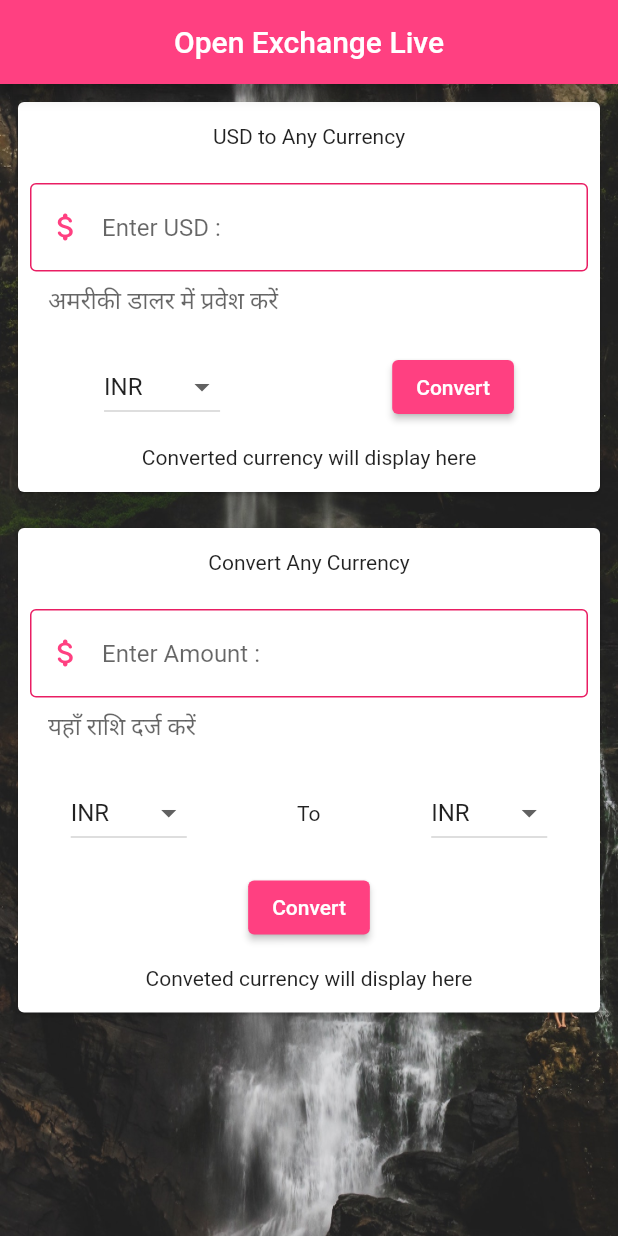
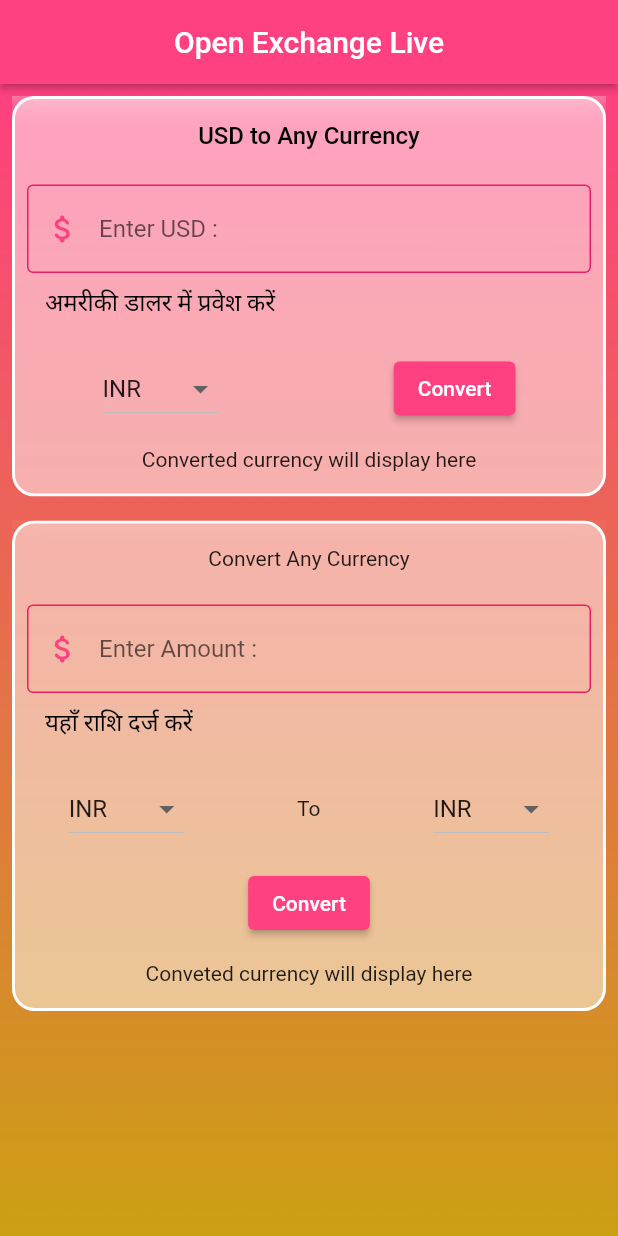
Before and after one commit to bhuvabhavik/Open-Exchange-Flutter, a Flutter app: the screen it shows after launch, on a phone screen of 412 x 824 dp. Run offline on Flutter 3.47's test engine with Material 2 defaults, Android fonts, the phone set to English and light mode, and no system bars.

Commit message:
implemented glassomorphism

```diff
--- a/lib/HomePage.dart
+++ b/lib/HomePage.dart
@@ -1,3 +1,5 @@
+import 'dart:ui';
+
 import 'package:flutter/material.dart';
 import 'constants.dart';
 
@@ -51,6 +53,7 @@ class _HomePageState extends State<HomePage> {
             child: Text("Open Exchange Live"),
           ),
           backgroundColor: Colors.pinkAccent,
+          elevation: 2,
         ),
         body: SingleChildScrollView(
           child: Container(
@@ -58,23 +61,36 @@ class _HomePageState extends State<HomePage> {
             width: MediaQuery.of(context).size.width,
             decoration: const BoxDecoration(
                 image: DecorationImage(
-                    image: AssetImage('assets/images/background.jpg'),
+                    image: AssetImage('assets/images/background.png'),
                     fit: BoxFit.fill)),
             child: Column(
               children: [
                 Padding(
                   padding: const EdgeInsets.all(8.0),
-                  child: Card(
+                  child: ClipRRect(
+                    child: BackdropFilter(
+                      filter: ImageFilter.blur(sigmaX: 15, sigmaY: 15),
+                      child: Container(
+                        decoration: BoxDecoration(
+                            color: Colors.white.withOpacity(0.5),
+                            borderRadius: BorderRadius.circular(15),
+                            border: Border.all(width: 2, color: Colors.white)),
                         child: Column(
                           children: [
                             getSizedBox(15.0, 0),
-                        const Text("USD to Any Currency"),
+                            const Text(
+                              "USD to Any Currency",
+                              style: TextStyle(
+                                  fontSize: 16,
+                                  color: Colors.black,
+                                  fontWeight: FontWeight.w500),
+                            ),
                             getSizedBox(15.0, 0),
                             Padding(
                               padding: EdgeInsets.all(8.0),
                               child: TextFormField(
-                            decoration: getInputDecoration(
-                                "Enter USD : ", "अमरीकी डालर में प्रवेश करें"),
+                                decoration: getInputDecoration("Enter USD : ",
+                                    "अमरीकी डालर में प्रवेश करें"),
                               ),
                             ),
                             getSizedBox(15.0, 0),
@@ -95,7 +111,8 @@ class _HomePageState extends State<HomePage> {
                                   onPressed: () {},
                                   child: Text("Convert"),
                                   style: ButtonStyle(
-                                  backgroundColor: MaterialStateProperty.all(
+                                      backgroundColor:
+                                          MaterialStateProperty.all(
                                               Colors.pinkAccent)),
                                 )
                               ],
@@ -107,9 +124,19 @@ class _HomePageState extends State<HomePage> {
                         ),
                       ),
                     ),
+                  ),
+                ),
                 Padding(
                   padding: const EdgeInsets.all(8.0),
-                  child: Card(
+                  child: ClipRRect(
+                    child: BackdropFilter(
+                      filter: ImageFilter.blur(sigmaY: 15, sigmaX: 15),
+                      child: Container(
+                        decoration: BoxDecoration(
+                          color: Colors.white.withOpacity(0.5),
+                          borderRadius: BorderRadius.circular(15),
+                          border: Border.all(width: 2, color: Colors.white),
+                        ),
                         child: Column(
                           children: [
                             getSizedBox(15.0, 0),
@@ -154,13 +181,15 @@ class _HomePageState extends State<HomePage> {
                               onPressed: () {},
                               child: Text("Convert"),
                               style: ButtonStyle(
-                              backgroundColor:
-                                  MaterialStateProperty.all(Colors.pinkAccent)),
+                                  backgroundColor: MaterialStateProperty.all(
+                                      Colors.pinkAccent)),
                             ),
                             getSizedBox(15.0, 0),
                             Text("Conveted currency will display here"),
                             getSizedBox(15.0, 0),
                           ],
+                        ),
+                      ),
                     ),
                   ),
                 ),
--- a/lib/constants.dart
+++ b/lib/constants.dart
@@ -7,13 +7,15 @@ InputDecoration getInputDecoration(String hintText, String helperText) {
           borderRadius: BorderRadius.all(Radius.circular(15))),
       // helperText: "अमरीकी डालर में प्रवेश करें",
       helperText: helperText,
-      helperStyle: TextStyle(fontSize: 16),
+      helperStyle: TextStyle(fontSize: 16, color: Colors.black),
 //errorText: "Please enter Amount",
       focusColor: Colors.pinkAccent,
       hoverColor: Colors.pinkAccent,
       prefixIcon: Icon(Icons.attach_money_rounded),
       prefixIconColor: Colors.pinkAccent,
-      prefixStyle: TextStyle(color: Colors.pinkAccent),
+      prefixStyle: TextStyle(
+        color: Colors.white,
+      ),
       enabledBorder: OutlineInputBorder(
           borderSide: BorderSide(color: Colors.pink, width: 1)));
 }
--- a/pubspec.yaml
+++ b/pubspec.yaml
@@ -34,6 +34,7 @@ dependencies:
   # The following adds the Cupertino Icons font to your application.
   # Use with the CupertinoIcons class for iOS style icons.
   cupertino_icons: ^1.0.2
+
 
 dev_dependencies:
   flutter_test:
```
Also changed, not shown: assets/images/background.jpg, assets/images/background.png (added). Lines whose indentation alone changed are shown as unchanged.
